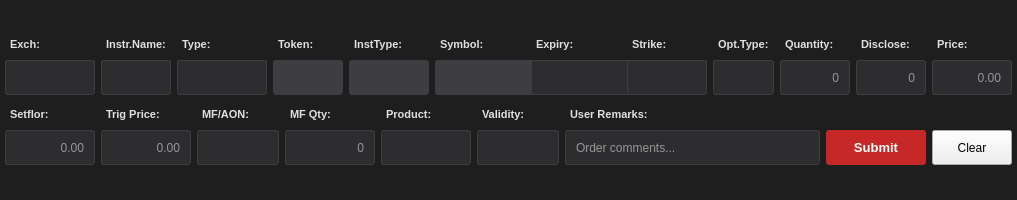
This is resources/forms/SellWindow.ui in yashnmehta/Autotrade as Qt 5 draws it before an edit. The edited form follows.
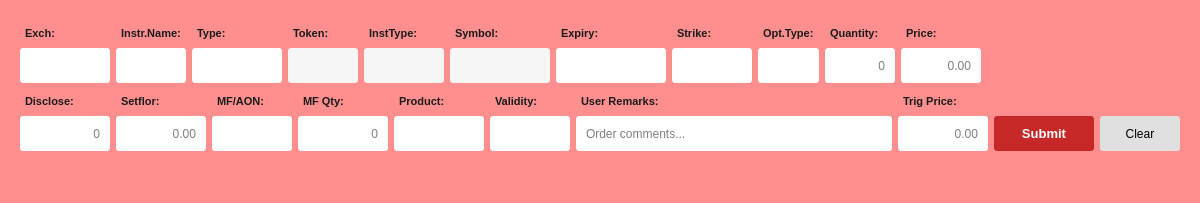
This is the edited form.

Patch:
```diff
--- a/resources/forms/SellWindow.ui
+++ b/resources/forms/SellWindow.ui
@@ -6,41 +6,46 @@
    <rect>
     <x>0</x>
     <y>0</y>
-    <width>1017</width>
-    <height>200</height>
+    <width>1200</width>
+    <height>203</height>
    </rect>
   </property>
+  <property name="sizePolicy">
+   <sizepolicy hsizetype="Expanding" vsizetype="Expanding">
+    <horstretch>0</horstretch>
+    <verstretch>0</verstretch>
+   </sizepolicy>
+  </property>
   <property name="minimumSize">
    <size>
-    <width>1000</width>
+    <width>1200</width>
     <height>180</height>
    </size>
   </property>
   <property name="maximumSize">
    <size>
     <width>16777215</width>
-    <height>230</height>
+    <height>16777215</height>
    </size>
   </property>
   <property name="windowTitle">
    <string>Sell Order</string>
   </property>
   <property name="styleSheet">
-   <string notr="true">QWidget#SellWindowForm {
-    background-color: #1e1e1e;
+   <string notr="true">QWidget {
+    background-color: #ff8f8f; /* light red */
 }
 
 QLabel {
-    color: #e0e0e0;
+    color: #1b1b1b;
     font-size: 11px;
-    font-weight: 500;
+    font-weight: 600;
     padding: 2px;
 }
 
 QLineEdit {
-    background-color: #2d2d30;
-    color: #ffffff;
-    border: 1px solid #3e3e42;
+    background-color: #ffffff;
+    color: #000000;
     border-radius: 3px;
     padding: 4px 8px;
     font-size: 12px;
@@ -48,30 +53,29 @@
 }
 
 QLineEdit:focus {
-    border: 1px solid #d32f2f;
-    background-color: #252526;
+    border: 1px solid #0078D7;
+    background-color: #ffffff;
 }
 
 QLineEdit:read-only {
-    background-color: #3e3e42;
-    color: #b0b0b0;
+    background-color: #f5f5f5;
+    color: #7a7a7a;
 }
 
 QComboBox {
-    background-color: #2d2d30;
-    color: #ffffff;
-    border: 1px solid #3e3e42;
+    background-color: #ffffff;
+    color: #000000;
     border-radius: 3px;
     padding: 4px 8px;
     font-size: 12px;
 }
 
 QComboBox:hover {
-    border: 1px solid #505050;
+    border: 1px solid #0078D7;
 }
 
 QComboBox:focus {
-    border: 1px solid #d32f2f;
+    border: 1px solid #0078D7;
 }
 
 QComboBox::drop-down {
@@ -88,8 +92,8 @@
 }
 
 QComboBox QAbstractItemView {
-    background-color: #2d2d30;
-    color: #ffffff;
+    background-color: #ffffff;
+    color: #000000;
     selection-background-color: #940000;
     border: 1px solid #3e3e42;
 }
@@ -110,7 +114,20 @@
 
 QPushButton#pbSubmit:pressed {
     background-color: #b71c1c;
-}</string>
+}
+
+QPushButton#pbClear {
+    background-color: #e0e0e0;
+    color: #000000;
+    border: none;
+    border-radius: 3px;
+    padding: 8px 12px;
+}
+
+QPushButton#pbClear:hover {
+    background-color: #cfcfcf;
+}
+</string>
   </property>
   <layout class="QVBoxLayout" name="verticalLayout">
    <property name="spacing">
@@ -120,7 +137,7 @@
     <number>0</number>
    </property>
    <property name="topMargin">
-    <number>0</number>
+    <number>20</number>
    </property>
    <property name="rightMargin">
     <number>0</number>
@@ -155,36 +172,26 @@
        </property>
        <layout class="QVBoxLayout" name="verticalLayout_5">
         <property name="leftMargin">
-         <number>5</number>
+         <number>20</number>
         </property>
         <property name="topMargin">
          <number>5</number>
         </property>
         <property name="rightMargin">
-         <number>5</number>
+         <number>20</number>
         </property>
         <property name="bottomMargin">
          <number>5</number>
         </property>
         <item>
          <layout class="QGridLayout" name="gridLayout_4">
-          <item row="0" column="0">
-           <widget class="QLabel" name="label">
-            <property name="text">
-             <string>Exch:</string>
-            </property>
-            <property name="alignment">
-             <set>Qt::AlignLeading|Qt::AlignLeft|Qt::AlignVCenter</set>
-            </property>
-           </widget>
-          </item>
-          <item row="0" column="1">
-           <widget class="QLabel" name="label_12">
-            <property name="text">
-             <string>Instr.Name:</string>
-            </property>
-            <property name="alignment">
-             <set>Qt::AlignLeading|Qt::AlignLeft|Qt::AlignVCenter</set>
+          <item row="1" column="6">
+           <widget class="QComboBox" name="cbExp">
+            <property name="minimumSize">
+             <size>
+              <width>110</width>
+              <height>35</height>
+             </size>
             </property>
            </widget>
           </item>
@@ -198,16 +205,6 @@
             </property>
            </widget>
           </item>
-          <item row="0" column="3">
-           <widget class="QLabel" name="label_2">
-            <property name="text">
-             <string>Token:</string>
-            </property>
-            <property name="alignment">
-             <set>Qt::AlignLeading|Qt::AlignLeft|Qt::AlignVCenter</set>
-            </property>
-           </widget>
-          </item>
           <item row="0" column="4">
            <widget class="QLabel" name="label_3">
             <property name="text">
@@ -228,26 +225,97 @@
             </property>
            </widget>
           </item>
-          <item row="0" column="6">
-           <widget class="QLabel" name="label_5">
-            <property name="text">
-             <string>Expiry:</string>
+          <item row="1" column="9">
+           <widget class="QLineEdit" name="leQty">
+            <property name="minimumSize">
+             <size>
+              <width>70</width>
+              <height>35</height>
+             </size>
             </property>
+            <property name="maximumSize">
+             <size>
+              <width>90</width>
+              <height>16777215</height>
+             </size>
+            </property>
             <property name="alignment">
-             <set>Qt::AlignLeading|Qt::AlignLeft|Qt::AlignVCenter</set>
+             <set>Qt::AlignRight|Qt::AlignTrailing|Qt::AlignVCenter</set>
             </property>
+            <property name="placeholderText">
+             <string>0</string>
+            </property>
            </widget>
           </item>
-          <item row="0" column="7">
-           <widget class="QLabel" name="label_6">
+          <item row="1" column="7">
+           <widget class="QComboBox" name="cbStrike">
+            <property name="minimumSize">
+             <size>
+              <width>80</width>
+              <height>35</height>
+             </size>
+            </property>
+           </widget>
+          </item>
+          <item row="1" column="0">
+           <widget class="QComboBox" name="cbEx">
+            <property name="minimumSize">
+             <size>
+              <width>90</width>
+              <height>35</height>
+             </size>
+            </property>
+           </widget>
+          </item>
+          <item row="1" column="5">
+           <widget class="QLineEdit" name="leSymbol">
+            <property name="minimumSize">
+             <size>
+              <width>100</width>
+              <height>35</height>
+             </size>
+            </property>
+            <property name="readOnly">
+             <bool>true</bool>
+            </property>
+           </widget>
+          </item>
+          <item row="0" column="1">
+           <widget class="QLabel" name="label_12">
             <property name="text">
-             <string>Strike:</string>
+             <string>Instr.Name:</string>
             </property>
             <property name="alignment">
              <set>Qt::AlignLeading|Qt::AlignLeft|Qt::AlignVCenter</set>
             </property>
            </widget>
           </item>
+          <item row="1" column="11">
+           <widget class="QLineEdit" name="leRate">
+            <property name="minimumSize">
+             <size>
+              <width>80</width>
+              <height>35</height>
+             </size>
+            </property>
+            <property name="alignment">
+             <set>Qt::AlignRight|Qt::AlignTrailing|Qt::AlignVCenter</set>
+            </property>
+            <property name="placeholderText">
+             <string>0.00</string>
+            </property>
+           </widget>
+          </item>
+          <item row="1" column="1">
+           <widget class="QComboBox" name="cbInstrName">
+            <property name="minimumSize">
+             <size>
+              <width>70</width>
+              <height>35</height>
+             </size>
+            </property>
+           </widget>
+          </item>
           <item row="0" column="8">
            <widget class="QLabel" name="label_13">
             <property name="text">
@@ -258,6 +326,78 @@
             </property>
            </widget>
           </item>
+          <item row="1" column="8">
+           <widget class="QComboBox" name="cbOptType">
+            <property name="minimumSize">
+             <size>
+              <width>60</width>
+              <height>35</height>
+             </size>
+            </property>
+           </widget>
+          </item>
+          <item row="0" column="0">
+           <widget class="QLabel" name="label">
+            <property name="text">
+             <string>Exch:</string>
+            </property>
+            <property name="alignment">
+             <set>Qt::AlignLeading|Qt::AlignLeft|Qt::AlignVCenter</set>
+            </property>
+           </widget>
+          </item>
+          <item row="0" column="7">
+           <widget class="QLabel" name="label_6">
+            <property name="text">
+             <string>Strike:</string>
+            </property>
+            <property name="alignment">
+             <set>Qt::AlignLeading|Qt::AlignLeft|Qt::AlignVCenter</set>
+            </property>
+           </widget>
+          </item>
+          <item row="1" column="3">
+           <widget class="QLineEdit" name="leToken">
+            <property name="minimumSize">
+             <size>
+              <width>70</width>
+              <height>35</height>
+             </size>
+            </property>
+            <property name="maximumSize">
+             <size>
+              <width>90</width>
+              <height>16777215</height>
+             </size>
+            </property>
+            <property name="alignment">
+             <set>Qt::AlignCenter</set>
+            </property>
+            <property name="readOnly">
+             <bool>true</bool>
+            </property>
+           </widget>
+          </item>
+          <item row="0" column="6">
+           <widget class="QLabel" name="label_5">
+            <property name="text">
+             <string>Expiry:</string>
+            </property>
+            <property name="alignment">
+             <set>Qt::AlignLeading|Qt::AlignLeft|Qt::AlignVCenter</set>
+            </property>
+           </widget>
+          </item>
+          <item row="1" column="2">
+           <widget class="QComboBox" name="cbOrdType">
+            <property name="minimumSize">
+             <size>
+              <width>90</width>
+              <height>35</height>
+             </size>
+            </property>
+           </widget>
+          </item>
           <item row="0" column="9">
            <widget class="QLabel" name="label_7">
             <property name="text">
@@ -268,16 +408,32 @@
             </property>
            </widget>
           </item>
-          <item row="0" column="10">
-           <widget class="QLabel" name="label_19">
+          <item row="0" column="3">
+           <widget class="QLabel" name="label_2">
             <property name="text">
-             <string>Disclose:</string>
+             <string>Token:</string>
             </property>
             <property name="alignment">
              <set>Qt::AlignLeading|Qt::AlignLeft|Qt::AlignVCenter</set>
             </property>
            </widget>
           </item>
+          <item row="1" column="4">
+           <widget class="QLineEdit" name="leInsType">
+            <property name="minimumSize">
+             <size>
+              <width>80</width>
+              <height>35</height>
+             </size>
+            </property>
+            <property name="alignment">
+             <set>Qt::AlignCenter</set>
+            </property>
+            <property name="readOnly">
+             <bool>true</bool>
+            </property>
+           </widget>
+          </item>
           <item row="0" column="11">
            <widget class="QLabel" name="label_8">
             <property name="text">
@@ -288,174 +444,16 @@
             </property>
            </widget>
           </item>
-          <item row="1" column="0">
-           <widget class="QComboBox" name="cbEx">
+          <item row="0" column="12">
+           <widget class="QLabel" name="label_20">
             <property name="minimumSize">
              <size>
-              <width>90</width>
-              <height>35</height>
+              <width>200</width>
+              <height>0</height>
              </size>
             </property>
-           </widget>
-          </item>
-          <item row="1" column="1">
-           <widget class="QComboBox" name="cbInstrName">
-            <property name="minimumSize">
-             <size>
-              <width>70</width>
-              <height>35</height>
-             </size>
-            </property>
-           </widget>
-          </item>
-          <item row="1" column="2">
-           <widget class="QComboBox" name="cbOrdType">
-            <property name="minimumSize">
-             <size>
-              <width>90</width>
-              <height>35</height>
-             </size>
-            </property>
-           </widget>
-          </item>
-          <item row="1" column="3">
-           <widget class="QLineEdit" name="leToken">
-            <property name="minimumSize">
-             <size>
-              <width>70</width>
-              <height>35</height>
-             </size>
-            </property>
-            <property name="maximumSize">
-             <size>
-              <width>90</width>
-              <height>16777215</height>
-             </size>
-            </property>
-            <property name="alignment">
-             <set>Qt::AlignCenter</set>
-            </property>
-            <property name="readOnly">
-             <bool>true</bool>
-            </property>
-           </widget>
-          </item>
-          <item row="1" column="4">
-           <widget class="QLineEdit" name="leInsType">
-            <property name="minimumSize">
-             <size>
-              <width>80</width>
-              <height>35</height>
-             </size>
-            </property>
-            <property name="alignment">
-             <set>Qt::AlignCenter</set>
-            </property>
-            <property name="readOnly">
-             <bool>true</bool>
-            </property>
-           </widget>
-          </item>
-          <item row="1" column="5">
-           <widget class="QLineEdit" name="leSymbol">
-            <property name="minimumSize">
-             <size>
-              <width>100</width>
-              <height>35</height>
-             </size>
-            </property>
-            <property name="readOnly">
-             <bool>true</bool>
-            </property>
-           </widget>
-          </item>
-          <item row="1" column="6">
-           <widget class="QComboBox" name="cbExp">
-            <property name="minimumSize">
-             <size>
-              <width>110</width>
-              <height>35</height>
-             </size>
-            </property>
-           </widget>
-          </item>
-          <item row="1" column="7">
-           <widget class="QComboBox" name="cbStrike">
-            <property name="minimumSize">
-             <size>
-              <width>80</width>
-              <height>35</height>
-             </size>
-            </property>
-           </widget>
-          </item>
-          <item row="1" column="8">
-           <widget class="QComboBox" name="cbOptType">
-            <property name="minimumSize">
-             <size>
-              <width>60</width>
-              <height>35</height>
-             </size>
-            </property>
-           </widget>
-          </item>
-          <item row="1" column="9">
-           <widget class="QLineEdit" name="leQty">
-            <property name="minimumSize">
-             <size>
-              <width>70</width>
-              <height>35</height>
-             </size>
-            </property>
-            <property name="maximumSize">
-             <size>
-              <width>90</width>
-              <height>16777215</height>
-             </size>
-            </property>
-            <property name="alignment">
-             <set>Qt::AlignRight|Qt::AlignTrailing|Qt::AlignVCenter</set>
-            </property>
-            <property name="placeholderText">
-             <string>0</string>
-            </property>
-           </widget>
-          </item>
-          <item row="1" column="10">
-           <widget class="QLineEdit" name="leDiscloseQty">
-            <property name="minimumSize">
-             <size>
-              <width>70</width>
-              <height>35</height>
-             </size>
-            </property>
-            <property name="maximumSize">
-             <size>
-              <width>90</width>
-              <height>16777215</height>
-             </size>
-            </property>
-            <property name="alignment">
-             <set>Qt::AlignRight|Qt::AlignTrailing|Qt::AlignVCenter</set>
-            </property>
-            <property name="placeholderText">
-             <string>0</string>
-            </property>
-           </widget>
-          </item>
-          <item row="1" column="11">
-           <widget class="QLineEdit" name="leRate">
-            <property name="minimumSize">
-             <size>
-              <width>80</width>
-              <height>35</height>
-             </size>
-            </property>
-            <property name="alignment">
-             <set>Qt::AlignRight|Qt::AlignTrailing|Qt::AlignVCenter</set>
-            </property>
-            <property name="placeholderText">
-             <string>0.00</string>
+            <property name="text">
+             <string/>
             </property>
            </widget>
           </item>
@@ -474,70 +472,20 @@
        </property>
        <layout class="QVBoxLayout" name="verticalLayout_6">
         <property name="leftMargin">
-         <number>5</number>
+         <number>20</number>
         </property>
         <property name="topMargin">
          <number>5</number>
         </property>
         <property name="rightMargin">
-         <number>5</number>
+         <number>20</number>
         </property>
         <property name="bottomMargin">
          <number>5</number>
         </property>
         <item>
          <layout class="QGridLayout" name="gridLayout_5">
-          <item row="0" column="0">
-           <widget class="QLabel" name="label_14">
-            <property name="text">
-             <string>Setflor:</string>
-            </property>
-            <property name="alignment">
-             <set>Qt::AlignLeading|Qt::AlignLeft|Qt::AlignVCenter</set>
-            </property>
-           </widget>
-          </item>
-          <item row="0" column="1">
-           <widget class="QLabel" name="label_15">
-            <property name="text">
-             <string>Trig Price:</string>
-            </property>
-            <property name="alignment">
-             <set>Qt::AlignLeading|Qt::AlignLeft|Qt::AlignVCenter</set>
-            </property>
-           </widget>
-          </item>
-          <item row="0" column="2">
-           <widget class="QLabel" name="label_16">
-            <property name="text">
-             <string>MF/AON:</string>
-            </property>
-            <property name="alignment">
-             <set>Qt::AlignLeading|Qt::AlignLeft|Qt::AlignVCenter</set>
-            </property>
-           </widget>
-          </item>
-          <item row="0" column="3">
-           <widget class="QLabel" name="label_17">
-            <property name="text">
-             <string>MF Qty:</string>
-            </property>
-            <property name="alignment">
-             <set>Qt::AlignLeading|Qt::AlignLeft|Qt::AlignVCenter</set>
-            </property>
-           </widget>
-          </item>
-          <item row="0" column="4">
-           <widget class="QLabel" name="label_10">
-            <property name="text">
-             <string>Product:</string>
-            </property>
-            <property name="alignment">
-             <set>Qt::AlignLeading|Qt::AlignLeft|Qt::AlignVCenter</set>
-            </property>
-           </widget>
-          </item>
-          <item row="0" column="5">
+          <item row="0" column="6">
            <widget class="QLabel" name="label_11">
             <property name="text">
              <string>Validity:</string>
@@ -547,39 +495,7 @@
             </property>
            </widget>
           </item>
-          <item row="0" column="6">
-           <widget class="QLabel" name="label_18">
-            <property name="text">
-             <string>User Remarks:</string>
-            </property>
-            <property name="alignment">
-             <set>Qt::AlignLeading|Qt::AlignLeft|Qt::AlignVCenter</set>
-            </property>
-           </widget>
-          </item>
-          <item row="1" column="0">
-           <widget class="QLineEdit" name="leSetflor">
-            <property name="minimumSize">
-             <size>
-              <width>70</width>
-              <height>35</height>
-             </size>
-            </property>
-            <property name="maximumSize">
-             <size>
-              <width>90</width>
-              <height>16777215</height>
-             </size>
-            </property>
-            <property name="alignment">
-             <set>Qt::AlignRight|Qt::AlignTrailing|Qt::AlignVCenter</set>
-            </property>
-            <property name="placeholderText">
-             <string>0.00</string>
-            </property>
-           </widget>
-          </item>
-          <item row="1" column="1">
+          <item row="1" column="8">
            <widget class="QLineEdit" name="leTrigPrice">
             <property name="minimumSize">
              <size>
@@ -601,45 +517,7 @@
             </property>
            </widget>
           </item>
-          <item row="1" column="2">
-           <widget class="QComboBox" name="cbMFAON">
-            <property name="minimumSize">
-             <size>
-              <width>70</width>
-              <height>35</height>
-             </size>
-            </property>
-            <property name="maximumSize">
-             <size>
-              <width>90</width>
-              <height>16777215</height>
-             </size>
-            </property>
-           </widget>
-          </item>
-          <item row="1" column="3">
-           <widget class="QLineEdit" name="leMFQty">
-            <property name="minimumSize">
-             <size>
-              <width>70</width>
-              <height>35</height>
-             </size>
-            </property>
-            <property name="maximumSize">
-             <size>
-              <width>90</width>
-              <height>16777215</height>
-             </size>
-            </property>
-            <property name="alignment">
-             <set>Qt::AlignRight|Qt::AlignTrailing|Qt::AlignVCenter</set>
-            </property>
-            <property name="placeholderText">
-             <string>0</string>
-            </property>
-           </widget>
-          </item>
-          <item row="1" column="4">
+          <item row="1" column="5">
            <widget class="QComboBox" name="cbProduct">
             <property name="minimumSize">
              <size>
@@ -655,7 +533,81 @@
             </property>
            </widget>
           </item>
-          <item row="1" column="5">
+          <item row="1" column="10">
+           <widget class="QPushButton" name="pbClear">
+            <property name="minimumSize">
+             <size>
+              <width>80</width>
+              <height>35</height>
+             </size>
+            </property>
+            <property name="maximumSize">
+             <size>
+              <width>100</width>
+              <height>35</height>
+             </size>
+            </property>
+            <property name="cursor">
+             <cursorShape>PointingHandCursor</cursorShape>
+            </property>
+            <property name="text">
+             <string>Clear</string>
+            </property>
+           </widget>
+          </item>
+          <item row="1" column="1">
+           <widget class="QLineEdit" name="leSetflor">
+            <property name="minimumSize">
+             <size>
+              <width>70</width>
+              <height>35</height>
+             </size>
+            </property>
+            <property name="maximumSize">
+             <size>
+              <width>90</width>
+              <height>16777215</height>
+             </size>
+            </property>
+            <property name="alignment">
+             <set>Qt::AlignRight|Qt::AlignTrailing|Qt::AlignVCenter</set>
+            </property>
+            <property name="placeholderText">
+             <string>0.00</string>
+            </property>
+           </widget>
+          </item>
+          <item row="0" column="4">
+           <widget class="QLabel" name="label_17">
+            <property name="text">
+             <string>MF Qty:</string>
+            </property>
+            <property name="alignment">
+             <set>Qt::AlignLeading|Qt::AlignLeft|Qt::AlignVCenter</set>
+            </property>
+           </widget>
+          </item>
+          <item row="0" column="0">
+           <widget class="QLabel" name="label_19">
+            <property name="text">
+             <string>Disclose:</string>
+            </property>
+            <property name="alignment">
+             <set>Qt::AlignLeading|Qt::AlignLeft|Qt::AlignVCenter</set>
+            </property>
+           </widget>
+          </item>
+          <item row="0" column="3">
+           <widget class="QLabel" name="label_16">
+            <property name="text">
+             <string>MF/AON:</string>
+            </property>
+            <property name="alignment">
+             <set>Qt::AlignLeading|Qt::AlignLeft|Qt::AlignVCenter</set>
+            </property>
+           </widget>
+          </item>
+          <item row="1" column="6">
            <widget class="QComboBox" name="cbValidity">
             <property name="minimumSize">
              <size>
@@ -671,8 +623,14 @@
             </property>
            </widget>
           </item>
-          <item row="1" column="6">
+          <item row="1" column="7">
            <widget class="QLineEdit" name="leRemarks">
+            <property name="sizePolicy">
+             <sizepolicy hsizetype="Expanding" vsizetype="Fixed">
+              <horstretch>0</horstretch>
+              <verstretch>0</verstretch>
+             </sizepolicy>
+            </property>
             <property name="minimumSize">
              <size>
               <width>150</width>
@@ -684,7 +642,107 @@
             </property>
            </widget>
           </item>
-          <item row="1" column="7">
+          <item row="1" column="0">
+           <widget class="QLineEdit" name="leDiscloseQty">
+            <property name="minimumSize">
+             <size>
+              <width>70</width>
+              <height>35</height>
+             </size>
+            </property>
+            <property name="maximumSize">
+             <size>
+              <width>90</width>
+              <height>16777215</height>
+             </size>
+            </property>
+            <property name="alignment">
+             <set>Qt::AlignRight|Qt::AlignTrailing|Qt::AlignVCenter</set>
+            </property>
+            <property name="placeholderText">
+             <string>0</string>
+            </property>
+           </widget>
+          </item>
+          <item row="1" column="4">
+           <widget class="QLineEdit" name="leMFQty">
+            <property name="minimumSize">
+             <size>
+              <width>70</width>
+              <height>35</height>
+             </size>
+            </property>
+            <property name="maximumSize">
+             <size>
+              <width>90</width>
+              <height>16777215</height>
+             </size>
+            </property>
+            <property name="alignment">
+             <set>Qt::AlignRight|Qt::AlignTrailing|Qt::AlignVCenter</set>
+            </property>
+            <property name="placeholderText">
+             <string>0</string>
+            </property>
+           </widget>
+          </item>
+          <item row="0" column="8">
+           <widget class="QLabel" name="label_15">
+            <property name="text">
+             <string>Trig Price:</string>
+            </property>
+            <property name="alignment">
+             <set>Qt::AlignLeading|Qt::AlignLeft|Qt::AlignVCenter</set>
+            </property>
+           </widget>
+          </item>
+          <item row="0" column="5">
+           <widget class="QLabel" name="label_10">
+            <property name="text">
+             <string>Product:</string>
+            </property>
+            <property name="alignment">
+             <set>Qt::AlignLeading|Qt::AlignLeft|Qt::AlignVCenter</set>
+            </property>
+           </widget>
+          </item>
+          <item row="0" column="7">
+           <widget class="QLabel" name="label_18">
+            <property name="text">
+             <string>User Remarks:</string>
+            </property>
+            <property name="alignment">
+             <set>Qt::AlignLeading|Qt::AlignLeft|Qt::AlignVCenter</set>
+            </property>
+           </widget>
+          </item>
+          <item row="0" column="1">
+           <widget class="QLabel" name="label_14">
+            <property name="text">
+             <string>Setflor:</string>
+            </property>
+            <property name="alignment">
+             <set>Qt::AlignLeading|Qt::AlignLeft|Qt::AlignVCenter</set>
+            </property>
+           </widget>
+          </item>
+          <item row="1" column="3">
+           <widget class="QComboBox" name="cbMFAON">
+            <property name="minimumSize">
+             <size>
+              <width>70</width>
+              <height>35</height>
+             </size>
+            </property>
+            <property name="maximumSize">
+             <size>
+              <width>90</width>
+              <height>16777215</height>
+             </size>
+            </property>
+           </widget>
+          </item>
+          <item row="1" column="9">
            <widget class="QPushButton" name="pbSubmit">
             <property name="minimumSize">
              <size>
@@ -706,33 +764,24 @@
             </property>
            </widget>
           </item>
-          <item row="1" column="8">
-           <widget class="QPushButton" name="pbClear">
-            <property name="minimumSize">
-             <size>
-              <width>80</width>
-              <height>35</height>
-             </size>
-            </property>
-            <property name="maximumSize">
-             <size>
-              <width>100</width>
-              <height>35</height>
-             </size>
-            </property>
-            <property name="cursor">
-             <cursorShape>PointingHandCursor</cursorShape>
-            </property>
-            <property name="text">
-             <string>Clear</string>
-            </property>
-           </widget>
-          </item>
          </layout>
         </item>
        </layout>
       </widget>
      </item>
+     <item>
+      <spacer name="verticalSpacer">
+       <property name="orientation">
+        <enum>Qt::Vertical</enum>
+       </property>
+       <property name="sizeHint" stdset="0">
+        <size>
+         <width>20</width>
+         <height>40</height>
+        </size>
+       </property>
+      </spacer>
+     </item>
     </layout>
    </item>
   </layout>
```
Left out of the diff: 4 changed lines with no effect on the pictures.
